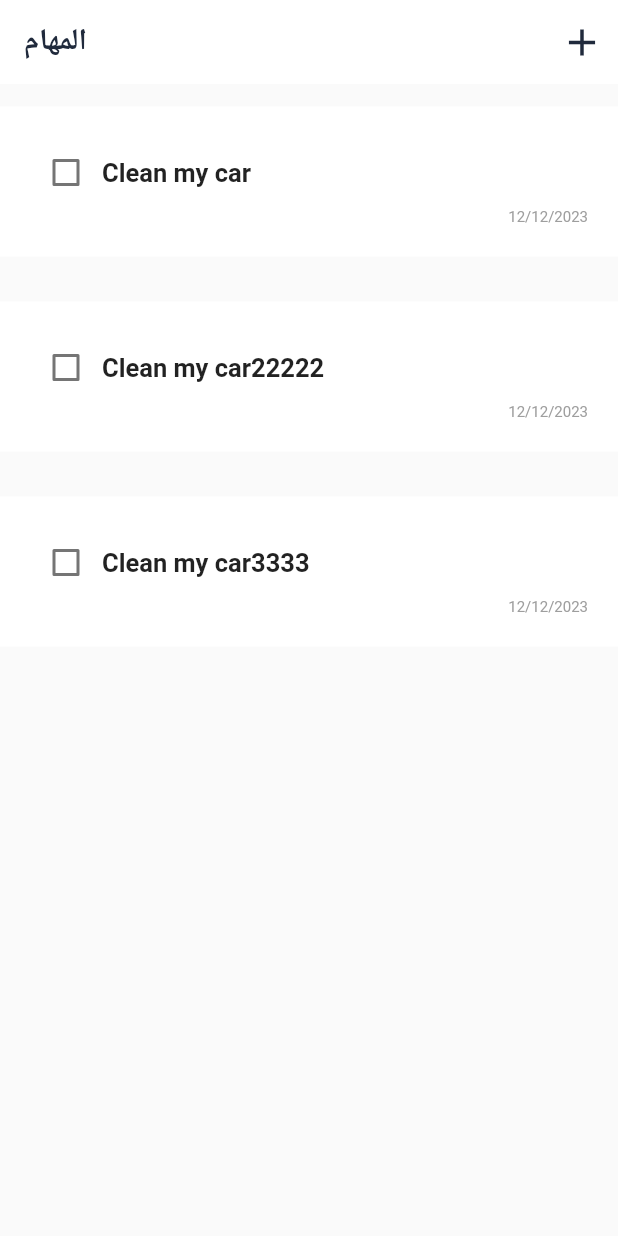
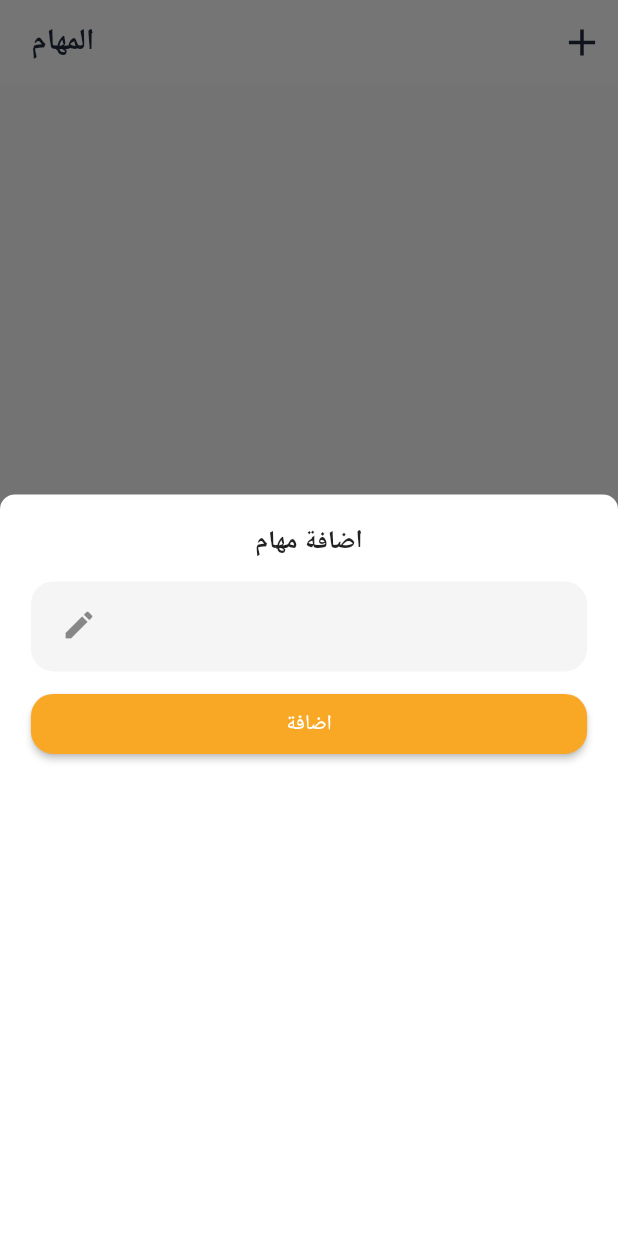
Before and after one commit to HanaAhmed010/todo-app, a Flutter app: the screen it shows after launch, after a tap on "دخول", after a tap on the "add" icon, on a phone screen of 412 x 824 dp. Run offline on Flutter 3.47's test engine with Material 2 defaults, Android fonts, the phone set to English and light mode, and no system bars; our stand-ins replace date_format; missing offline and left inert: arabic_font, jelly_anim, localstore.

Commit message:
last update

```diff
--- a/lib/main.dart
+++ b/lib/main.dart
@@ -4,6 +4,7 @@ import 'package:myfirstapp/settings/colors.dart';
 import 'package:myfirstapp/home.dart';
 
 void main() {
+  WidgetsFlutterBinding.ensureInitialized();
   runApp(const MyApp());
 }
 
--- a/lib/notes.dart
+++ b/lib/notes.dart
@@ -1,3 +1,4 @@
+import 'package:date_format/date_format.dart';
 import 'package:flutter/material.dart';
 import 'package:myfirstapp/settings/colors.dart';
 import 'package:myfirstapp/settings/keys.dart';
@@ -12,39 +13,141 @@ class Notes extends StatefulWidget {
 }
 
 class _NotesState extends State<Notes> {
-  List<Map<String,dynamic>> todo=[
-    {
-      'title':"Clean my car",
+  TextEditingController todoText=TextEditingController();
+  List<Map<String,dynamic>> todo=[];
+
+  bool v=true;
+
+
+  create()async{
+    final id =db.collection("toods").doc().id;
+    await db.collection('todos').doc(id).set({
+      'id':id,
+      'title':todoText.text,
       'done':false,
-      'id':"asd122",
-      'date':"12/12/2023"
+      'date':formatDate(DateTime.now(), [yyyy,'/' , mm,'/',dd, " - ", h,':',nn,':',ss,"  ", am])
+    });
+    todoText.clear();
 
-    },
-    {
-      'title':"Clean my car22222",
-      'done':false,
-      'id':"asd122",
-      'date':"12/12/2023"
+    Navigator.pop(context);
 
-    },
-    {
-      'title':"Clean my car3333",
-      'done':false,
-      'id':"asd122",
-      'date':"12/12/2023"
+  }
 
-    }
-  ];
-  bool v=true;
+  getTodo() async{
+    db.collection('todos').stream.listen((event) {
+     setState(() {
+       todo.add(event);
+       todo.sort((a,b)=>(a['date']).compareTo(b['date']));
+     });
+    });
+    print(todo);
+  }
+
+  delete(id) async{
+   await db.collection('todos').doc(id).delete().then((value) => {
+     print(id),
+
+      todo.removeWhere((element) => element['id']==id)
+    });
+
+  }
+
+  update(id,title,done,date) async{
+    await db.collection('todos').doc(id).set({
+      'id':id,
+      'title':title,
+      'done':done,
+      'date':date
+
+    }).then((value) => {
+
+      todo.removeWhere((element) => element['id']==id)
+    });
+
+  }
+  @override
+  void initState() {
+
+    getTodo();
+    // TODO: implement initState
+    super.initState();
+  }
+
   @override
   Widget build(BuildContext context) {
+    print('2');
     return Scaffold(
       // floatingActionButton: FloatingActionButton(onPressed: () {  },
       // child:Icon(Icons.add,color: textColor,size: 30,) ,),
       appBar: AppBar(
-        title: Text("المهام", style: TextStyle(fontSize: 20,color: textColor,fontWeight: FontWeight.bold),),
+        title: Text(" المهام", style: TextStyle(fontSize: 20,color: textColor,fontWeight: FontWeight.bold),),
         actions: [
-          IconButton(onPressed: (){}, icon: Icon(Icons.add,color: textColor,size: 30,))
+          IconButton(onPressed: (){
+           print(DateTime.now());
+            showModalBottomSheet(
+              isScrollControlled: true,
+                backgroundColor: Colors.transparent,
+                context: context,
+                builder: (_){
+                  return Container(
+                    padding: EdgeInsets.symmetric(vertical: 20),
+                    height: Sizee.height(context)*0.6,
+                    decoration: BoxDecoration(
+                      color: Colors.white,
+                      borderRadius: BorderRadius.only(topRight: Radius.circular(10),topLeft:  Radius.circular(10))
+                    ),
+
+                    child: Column(
+                      children: [
+                        Text("اضافة مهام" ,style: TextStyle(fontSize: 17,fontWeight: FontWeight.bold),),
+
+                        Container(
+                          padding: EdgeInsets.symmetric(horizontal: 20,vertical: 5),
+                          margin: EdgeInsets.symmetric(vertical: 15),
+                          width: Sizee.width(context)*0.9,
+                          height: 60,
+                          decoration: BoxDecoration(
+                            color: Colors.grey.shade100,
+                            borderRadius: BorderRadius.circular(15)
+                          ),
+                          child: TextField(
+                            controller: todoText,
+                            decoration: InputDecoration(
+                              icon: Icon(Icons.edit),
+                              border: InputBorder.none
+                            ),
+
+
+                          ),
+
+
+                        ),
+
+                        SizedBox(
+                          width: Sizee.width(context)*0.9,
+                          height: 40,
+                          child: ElevatedButton(
+                            style: ButtonStyle(
+                              shape: MaterialStateProperty.all(RoundedRectangleBorder(
+                                  borderRadius: BorderRadius.circular(15)
+                              )),
+                            ),
+                            onPressed: () {
+                              create();
+
+                            },
+                          child: Text("اضافة"),),
+                        )
+                      ],
+                    ),
+                  );
+                }
+
+
+            );
+
+
+          }, icon: Icon(Icons.add,color: textColor,size: 30,))
         ],
 
       ),
@@ -62,8 +165,11 @@ class _NotesState extends State<Notes> {
               setState(() {
                 todo[index]['done']=!todo[index]['done'];
               });
-              // print(" hehehehehe");
+
             },
+          onLongPress: (){
+            delete(todo[index]['id']);
+          },
             child: Container(
               width: Sizee.width(context),
               height: 100,
@@ -87,9 +193,9 @@ height: Sizee.height(context),
                                 value:  todo[index]['done'] ,
 
                                 onChanged: (value){
-                         setState(() {
-                           v=!value!;
-                         }); },
+                                  update(todo[index]['id'],todo[index]['title'],value,todo[index]['date']);
+
+                         },
 
 
 
--- a/lib/settings/keys.dart
+++ b/lib/settings/keys.dart
@@ -1,5 +1,8 @@
 
 import 'package:flutter/cupertino.dart';
+import 'package:localstore/localstore.dart';
+
+final db= Localstore.instance;
 
 class Sizee<Size>{
 
--- a/pubspec.yaml
+++ b/pubspec.yaml
@@ -38,6 +38,8 @@ dependencies:
   jelly_anim: ^0.0.7
   date_format: ^2.0.7
   arabic_font: ^0.0.7
+  localstore: ^1.3.5
+
 
 
 dev_dependencies:
```
Also changed, not shown: 7 other files.
